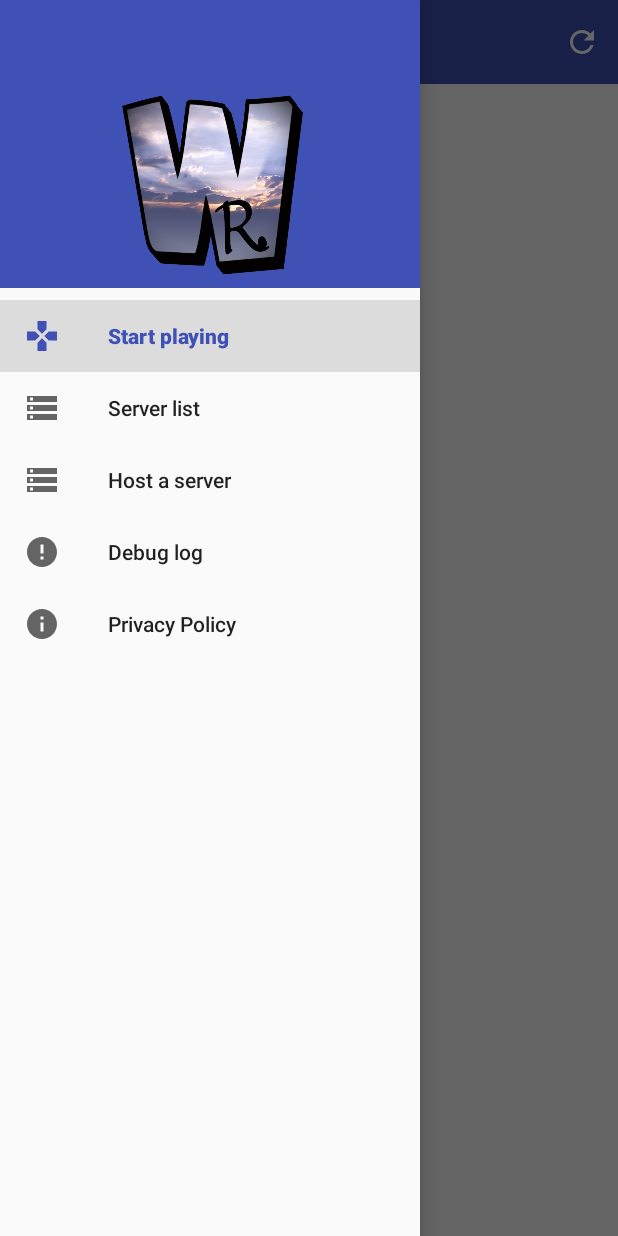
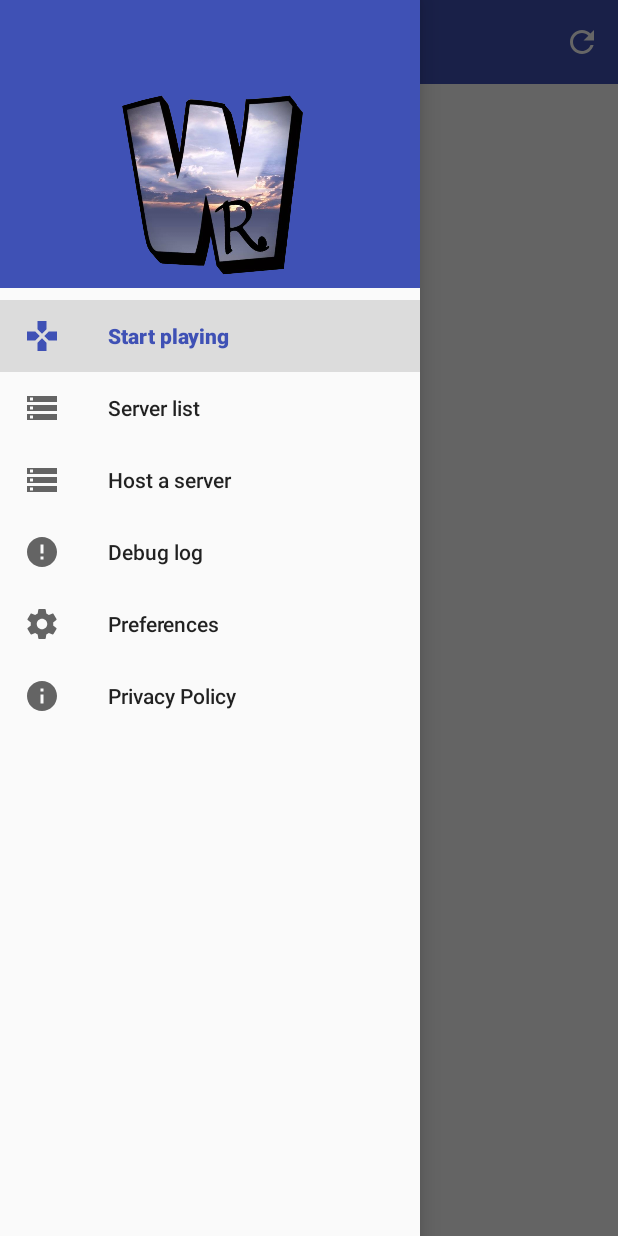
Before and after one commit to warhawkreborn/connector_android, an Android app: the screen it shows after launch (MainActivity), with the side drawer open, on a phone screen of 412 x 824 dp. Run offline under Robolectric (Android 15) with nearby library versions, the light colour scheme and no system bars; libraries missing offline, so code that uses them is left out: com.crashlytics.android; 3 statements that could not run were skipped.

Commit message:
Add option to select night mode

```diff
--- a/app/build.gradle
+++ b/app/build.gradle
@@ -52,6 +52,7 @@ dependencies {
     implementation 'androidx.appcompat:appcompat:1.0.0-beta01'
     implementation 'com.google.android.material:material:1.0.0-beta01'
     implementation 'androidx.constraintlayout:constraintlayout:1.1.2'
+    implementation 'androidx.preference:preference:1.1.0'
     implementation 'com.google.code.gson:gson:2.8.5'
     implementation 'androidx.legacy:legacy-support-v4:1.0.0-beta01'
     implementation 'com.google.firebase:firebase-core:16.0.1'
--- a/app/src/main/java/it/thalhammer/warhawkreborn/MainActivity.java
+++ b/app/src/main/java/it/thalhammer/warhawkreborn/MainActivity.java
@@ -25,7 +25,7 @@ import android.view.View;
 import it.thalhammer.warhawkreborn.fragment.*;
 import it.thalhammer.warhawkreborn.model.UpdateInfo;
 
-public class MainActivity extends AppCompatActivity implements FragmentBase.OnFragmentInteractionListener {
+public class MainActivity extends AppCompatActivity implements FragmentBase.OnFragmentInteractionListener, SharedPreferences.OnSharedPreferenceChangeListener {
     private static final String LOG_TAG = MainActivity.class.getName();
 
     private static final String SIDELOAD_APK_NAME = "com.android.packageinstaller";
@@ -34,6 +34,31 @@ public class MainActivity extends AppCompatActivity implements FragmentBase.OnFr
     private static Context appContext;
 
     public static Context getAppContext() { return appContext; }
+
+    private void updateNightModeSetting() {
+        String value = PreferenceManager.getDefaultSharedPreferences(this).getString("night_mode", "os");
+        switch(value) {
+            default:
+            case "os":
+                AppCompatDelegate.setDefaultNightMode(AppCompatDelegate.MODE_NIGHT_FOLLOW_SYSTEM);
+                break;
+            case "on":
+                AppCompatDelegate.setDefaultNightMode(AppCompatDelegate.MODE_NIGHT_YES);
+                break;
+            case "off":
+                AppCompatDelegate.setDefaultNightMode(AppCompatDelegate.MODE_NIGHT_NO);
+                break;
+        }
+    }
+
+    @Override
+    public void onSharedPreferenceChanged(SharedPreferences sharedPreferences, String key) {
+        if(key.equals("night_mode")) {
+            String value = sharedPreferences.getString("night_mode", "os");
+            Log.i(LOG_TAG, "Changed preference " + key + " to " + value);
+            updateNightModeSetting();
+        }
+    }
 
     class UpdateTask extends AsyncTask<Void, Void, UpdateInfo> {
         @Override
@@ -68,10 +93,10 @@ public class MainActivity extends AppCompatActivity implements FragmentBase.OnFr
 
     @Override
     protected void onCreate(Bundle savedInstanceState) {
-        AppCompatDelegate.setDefaultNightMode(
-                AppCompatDelegate.MODE_NIGHT_FOLLOW_SYSTEM);
+        super.onCreate(savedInstanceState);
 
-        super.onCreate(savedInstanceState);
+        updateNightModeSetting();
+
         appContext = this.getApplicationContext();
 
         // Fix for missing sax parser in upnp lib
@@ -113,6 +138,9 @@ public class MainActivity extends AppCompatActivity implements FragmentBase.OnFr
                         break;
                     case R.id.nav_privacy_policy:
                         setFragment(new PrivacyPolicyFragment());
+                        break;
+                    case R.id.nav_preferences:
+                        setFragment(new SettingsFragment());
                         break;
 
                 }
@@ -177,6 +205,7 @@ public class MainActivity extends AppCompatActivity implements FragmentBase.OnFr
     protected void onResume() {
         super.onResume();
         Log.i(LOG_TAG, "onResume");
+        PreferenceManager.getDefaultSharedPreferences(this).registerOnSharedPreferenceChangeListener(this);
         ServerSearchResponder.getInstance().start();
     }
 
@@ -185,6 +214,7 @@ public class MainActivity extends AppCompatActivity implements FragmentBase.OnFr
         super.onPause();
         Log.i(LOG_TAG, "onPause");
         ServerSearchResponder.getInstance().stop();
+        PreferenceManager.getDefaultSharedPreferences(this).unregisterOnSharedPreferenceChangeListener(this);
     }
 
     @Override
--- a/app/src/main/java/it/thalhammer/warhawkreborn/fragment/MainFragment.java
+++ b/app/src/main/java/it/thalhammer/warhawkreborn/fragment/MainFragment.java
@@ -51,6 +51,8 @@ public class MainFragment extends Fragment implements ServerSearchResponder.OnSt
 
     @Override
     public void onCreateOptionsMenu(Menu menu, MenuInflater inflater) {
+        menu.clear();
+        super.onCreateOptionsMenu(menu, inflater);
         inflater.inflate(R.menu.fragment_main_menu, menu);
     }
 
--- a/app/src/main/java/it/thalhammer/warhawkreborn/fragment/ServerListFragment.java
+++ b/app/src/main/java/it/thalhammer/warhawkreborn/fragment/ServerListFragment.java
@@ -40,6 +40,8 @@ public class ServerListFragment extends FragmentBase implements ServerSearchResp
 
     @Override
     public void onCreateOptionsMenu(Menu menu, MenuInflater inflater) {
+        menu.clear();
+        super.onCreateOptionsMenu(menu, inflater);
         inflater.inflate(R.menu.fragment_server_list_menu, menu);
     }
 
--- a/app/src/main/res/menu/drawer_view.xml
+++ b/app/src/main/res/menu/drawer_view.xml
@@ -18,10 +18,10 @@
                 android:id="@+id/nav_app_log"
                 android:icon="@drawable/ic_error_black_24dp"
                 android:title="@string/nav_app_log" />
-        <!--<item
+        <item
                 android:id="@+id/nav_preferences"
                 android:icon="@drawable/ic_settings"
-                android:title="@string/nav_preferences" />-->
+                android:title="@string/nav_preferences" />
         <item
                 android:id="@+id/nav_privacy_policy"
                 android:icon="@drawable/ic_info"
--- a/app/src/main/res/values/strings.xml
+++ b/app/src/main/res/values/strings.xml
@@ -80,4 +80,10 @@
     <string name="responder_ok_no_servers">Startup ok, but no servers are online :(</string>
     <string name="responder_received_server_request">Received server request from %1$s</string>
     <string name="responder_no_serverlist">No serverlist available!!!\n</string>
+
+
+    <string name="preferences_night_mode_on">Enabled</string>
+    <string name="preferences_night_mode_off">Disabled</string>
+    <string name="preferences_night_mode_os_default">OS default</string>
+    <string name="preferences_title_night_mode_preference">Nightmode</string>
 </resources>
```
Also changed, not shown: app/src/main/java/it/thalhammer/warhawkreborn/fragment/SettingsFragment.java (added, +12 -0 lines), app/src/main/res/values/arrays.xml (added, +13 -0 lines), app/src/main/res/xml/preferences.xml (added, +9 -0 lines), 1 other file.
